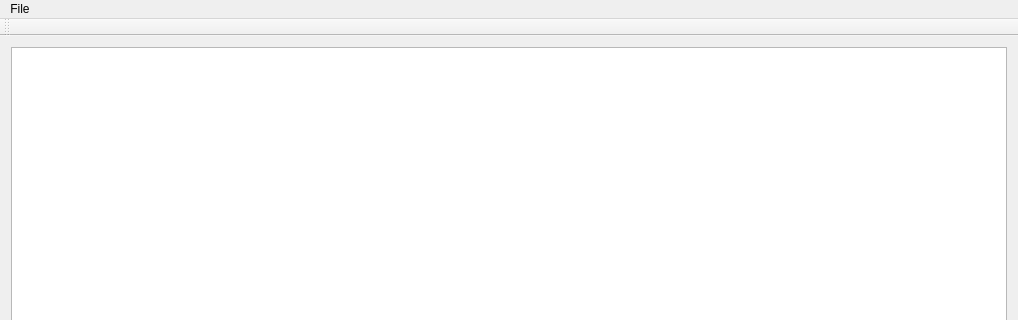
First picture: the form in src/mainwindow.ui, repository s-d-m/lilyplayer, before the edit; both pictures show x 0 to 1018 and y 0 to 320 of the 1018 by 541 pixel window.
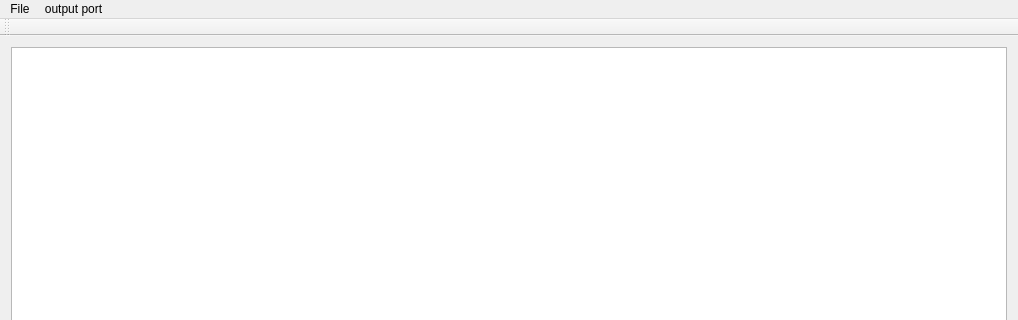
Second picture: the form after the edit.

Commit message:
Creates a menu listing the possible output ports
The default port is pre-selected.
For now the checkboxes are dummies. Clicking them doesn't do anything.

The edit to the form file:
```diff
--- a/src/mainwindow.ui
+++ b/src/mainwindow.ui
@@ -103,7 +103,13 @@
     <addaction name="actionOpen"/>
     <addaction name="actionClose"/>
    </widget>
+   <widget class="QMenu" name="menuOutput_port">
+    <property name="title">
+     <string>output port</string>
+    </property>
+   </widget>
    <addaction name="menuFile"/>
+   <addaction name="menuOutput_port"/>
   </widget>
   <widget class="QToolBar" name="mainToolBar">
    <attribute name="toolBarArea">
```
Left out of the diff: 2 changed lines with no effect on the pictures. The commit also changes 1 other file.
